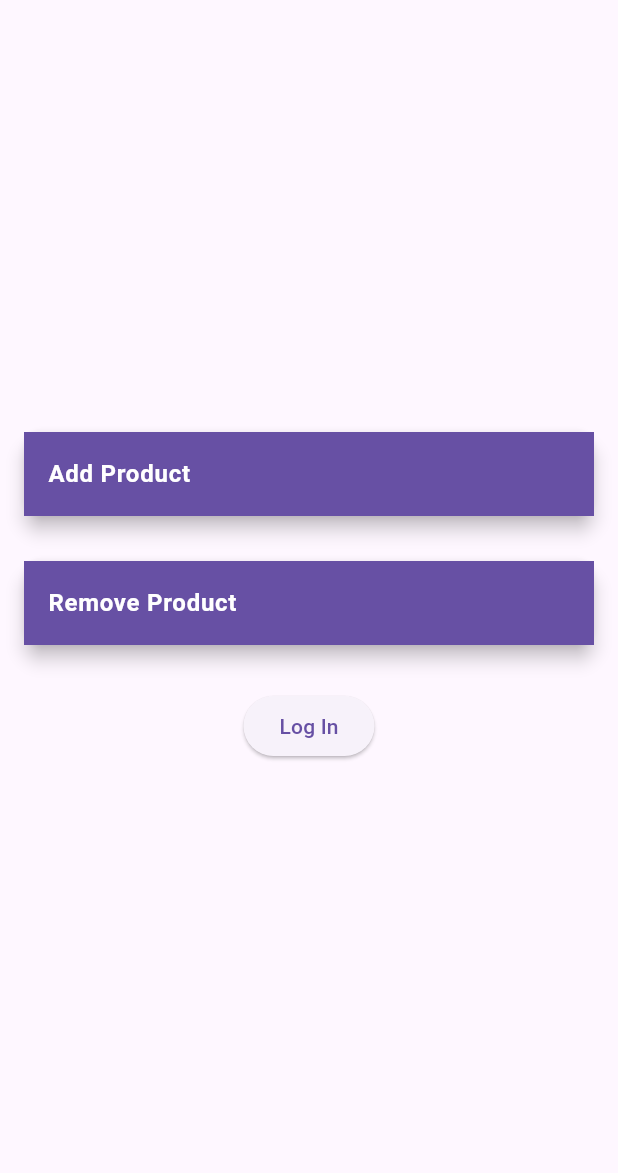
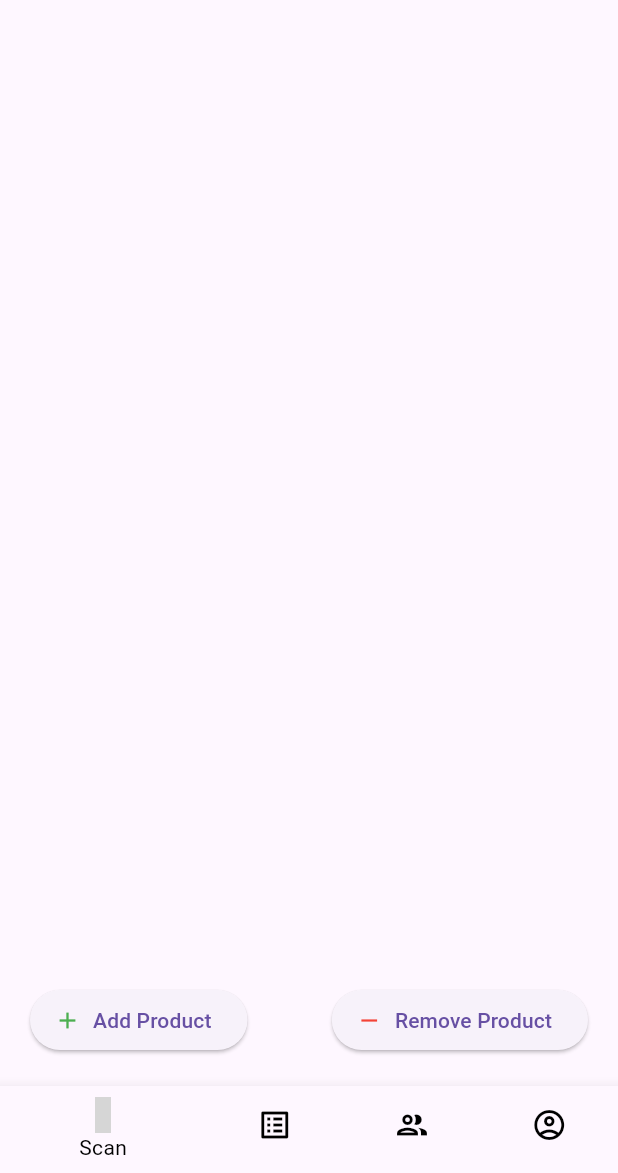
Before and after one commit to mariomague/Plutonic, a Flutter app: the screen it shows after launch, on a phone screen of 412 x 824 dp, the part 63-1236 px from its top. Run offline on Flutter 3.47's test engine with Material 3 defaults, Android fonts, the phone set to English and light mode, and no system bars; our stand-ins replace camera, cloud_firestore, firebase_auth, firebase_core, image_picker; missing offline and left inert: google_mlkit_barcode_scanning, google_mlkit_commons; accounts and stored records are empty; statements that could not run were skipped; grey boxes are pictures that could not be loaded.

Commit message:
improved design

```diff
--- a/lib/main.dart
+++ b/lib/main.dart
@@ -1,9 +1,10 @@
+import 'package:flutter/material.dart';
 import 'package:firebase_core/firebase_core.dart';
-import 'package:firebase_auth/firebase_auth.dart';
-import 'package:flutter/material.dart';
+import 'screens/product_list_screen.dart';
+import 'screens/group_screen.dart';
+import 'screens/account_screen.dart';
 import 'firebase_options.dart';
-import 'vision_detector_views/barcode_scanner_view.dart';
-import 'screens/log_in_form.dart';
+import 'screens/barcode_scanner_view_screen.dart';
 
 Future<void> main() async {
   WidgetsFlutterBinding.ensureInitialized();
@@ -18,12 +19,20 @@ class MyApp extends StatelessWidget {
   Widget build(BuildContext context) {
     return MaterialApp(
       debugShowCheckedModeBanner: false,
-      home: Home(),
+      home: HomeScreen(),
     );
   }
 }
 
-class Home extends StatelessWidget {
+class HomeScreen extends StatefulWidget {
+  @override
+  _HomeScreenState createState() => _HomeScreenState();
+}
+
+class _HomeScreenState extends State<HomeScreen> {
+  int _currentIndex = 0;
+  final PageController _pageController = PageController(initialPage: 0);
+
   @override
   Widget build(BuildContext context) {
     return Scaffold(
@@ -32,69 +41,59 @@ class Home extends StatelessWidget {
         centerTitle: true,
         elevation: 0,
       ),
-      body: SafeArea(
-        child: Center(
-          child: SingleChildScrollView(
-            child: Padding(
-              padding: EdgeInsets.symmetric(horizontal: 16),
-              child: Column(
+      body: PageView(
+        controller: _pageController,
         children: [
-                  CustomCard('Add Product', BarcodeScannerView(isAddingProduct: true)),
-                  SizedBox(
-                    height: 20,
-                  ),
-                  CustomCard('Remove Product', BarcodeScannerView(isAddingProduct: false)),
-                  SizedBox(
-                    height: 20,
-                  ),
-                  ElevatedButton(
-                    onPressed: FirebaseAuth.instance.currentUser != null
-                      ? () async {
-                          await FirebaseAuth.instance.signOut();
-                          Navigator.pushReplacement(
-                            context,
-                            MaterialPageRoute(builder: (context) => Home()), // replace MainScreen with your main screen widget
-                          );;
-                        }
-                      : () {
-                          Navigator.push(
-                            context,
-                            MaterialPageRoute(builder: (context) => LogInForm()),
-                          );
+          BarcodeScannerViewScreen(),
+          ProductListScreen(),
+          GroupScreen(),
+          AccountScreen(
+            onLogout: () {
+              // Esta función se llamará cuando se cierre la sesión en AccountScreen
+              setState(() {}); // Actualiza el estado para reconstruir la pantalla
             },
-                    child: Text(FirebaseAuth.instance.currentUser != null ? 'Log Out' : 'Log In'),
           ),
         ],
+        onPageChanged: (int index) {
+          setState(() {
+            _currentIndex = index;
+          });
+        },
       ),
+      bottomNavigationBar: BottomNavigationBar(
+        currentIndex: _currentIndex,
+        selectedItemColor: Colors.black,
+        items: [
+          BottomNavigationBarItem(
+            icon: Icon(Icons.barcode_scanner,color: Colors.black),
+            label: 'Scan',
           ),
+          BottomNavigationBarItem(
+            icon: Icon(Icons.list_alt_outlined,color: Colors.black),
+            label: 'List',
           ),
+          BottomNavigationBarItem(
+            icon: Icon(Icons.group_outlined,color: Colors.black),
+            label: 'Group',
           ),
+          BottomNavigationBarItem(
+            icon: Icon(Icons.account_circle_outlined,color: Colors.black),
+            label: 'Account',
+          ),
+        ],
+        onTap: (index) {
+          setState(() {
+            _currentIndex = index;
+            _pageController.animateToPage(index, duration: Duration(milliseconds: 500), curve: Curves.ease);
+          });
+        },
       ),
     );
   }
-}
-
-
-
-class CustomCard extends StatelessWidget {
-  final String _label;
-  final Widget _viewPage;
-  final bool featureCompleted;
-
-  const CustomCard(this._label, this._viewPage, {this.featureCompleted = true});
 
   @override
-  Widget build(BuildContext context) {
-    return Card(
-      elevation: 5,
-      margin: EdgeInsets.only(bottom: 10),
-      child: ListTile(
-        tileColor: Theme.of(context).primaryColor,
-        title: Text(
-          _label,
-          style: TextStyle(color: Colors.white, fontWeight: FontWeight.bold),
-        ),
-      ),
-    );
+  void dispose() {
+    _pageController.dispose();
+    super.dispose();
   }
 }
--- /dev/null
+++ b/lib/screens/barcode_scanner_view_screen.dart
@@ -0,0 +1,60 @@
+import '../vision_detector_views/barcode_scanner_view.dart';
+import 'package:flutter/material.dart';
+
+class BarcodeScannerViewScreen extends StatefulWidget {
+  @override
+  _BarcodeScannerViewScreenState createState() => _BarcodeScannerViewScreenState();
+}
+
+class _BarcodeScannerViewScreenState extends State<BarcodeScannerViewScreen> {
+  @override
+  Widget build(BuildContext context) {
+    return Scaffold(
+      body: Stack(
+        children: [
+          // Camera preview (placeholder for BarcodeScannerView)
+          Container(
+            // color: Colors.black, // Simulate camera preview
+            width: double.infinity,
+            height: double.infinity,
+          ),
+          // Action buttons
+          Positioned(
+            bottom: 20,
+            left: 20,
+            right: 20,
+            child: Row(
+              mainAxisAlignment: MainAxisAlignment.spaceBetween,
+              children: [
+                ElevatedButton.icon(
+                  onPressed: () {
+                    Navigator.push(
+                    context,
+                    MaterialPageRoute(
+                        builder: (context) => BarcodeScannerView(isAddingProduct: true),
+                      ),
+                    );
+                    },
+                  icon: Icon(Icons.add, color: Colors.green),
+                  label: Text("Add Product"),
+                ),
+                ElevatedButton.icon(
+                  onPressed: () {
+                    Navigator.push(
+                    context,
+                    MaterialPageRoute(
+                        builder: (context) => BarcodeScannerView(isAddingProduct: false),
+                      ),
+                    );
+                  },
+                  icon: Icon(Icons.remove, color: Colors.red),
+                  label: Text("Remove Product"),
+                ),
+              ],
+            ),
+          ),
+        ],
+      ),
+    );
+  }
+}
--- a/lib/vision_detector_views/barcode_scanner_view.dart
+++ b/lib/vision_detector_views/barcode_scanner_view.dart
@@ -1,7 +1,6 @@
 import 'package:camera/camera.dart';
 import 'package:flutter/material.dart';
 import 'package:google_mlkit_barcode_scanning/google_mlkit_barcode_scanning.dart';
-
 import 'detector_view.dart';
 // import 'painters/barcode_detector_painter.dart';
 
--- a/pubspec.yaml
+++ b/pubspec.yaml
@@ -26,6 +26,8 @@ dependencies:
   firebase_auth: ^4.16.0
   firebase_core_platform_interface: ^5.0.0
   firebase_auth_platform_interface: ^7.0.9
+  cloud_firestore: ^4.15.7
+  firebase_database: ^10.4.8
 
 dev_dependencies:
   flutter_lints: ^3.0.1
```
Also changed, not shown: lib/screens/account_screen.dart (added, +127 -0 lines), lib/screens/group_screen.dart (added, +18 -0 lines), lib/screens/log_in_form.dart (+52 -16 lines), lib/screens/product_list_screen.dart (added, +18 -0 lines), lib/screens/sign_up_form.dart (added, +165 -0 lines), pubspec.lock, 2 other files. Lines whose indentation alone changed are shown as unchanged.
